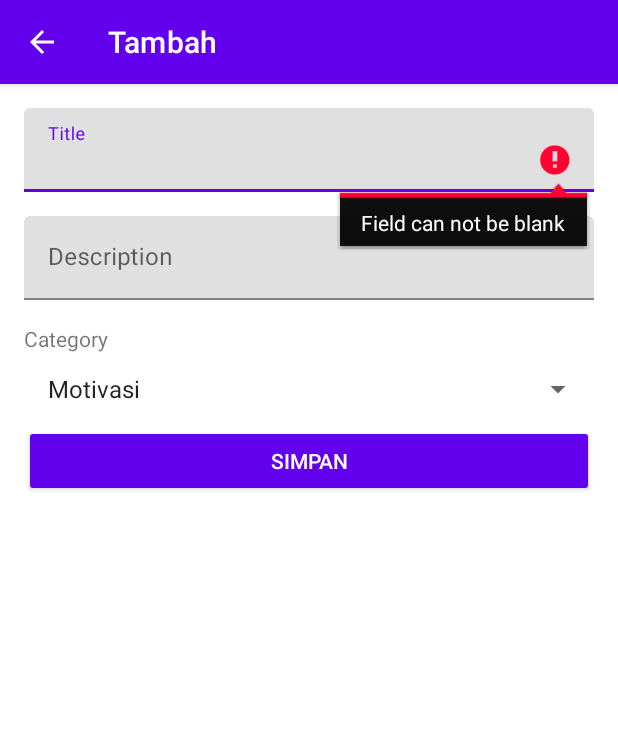
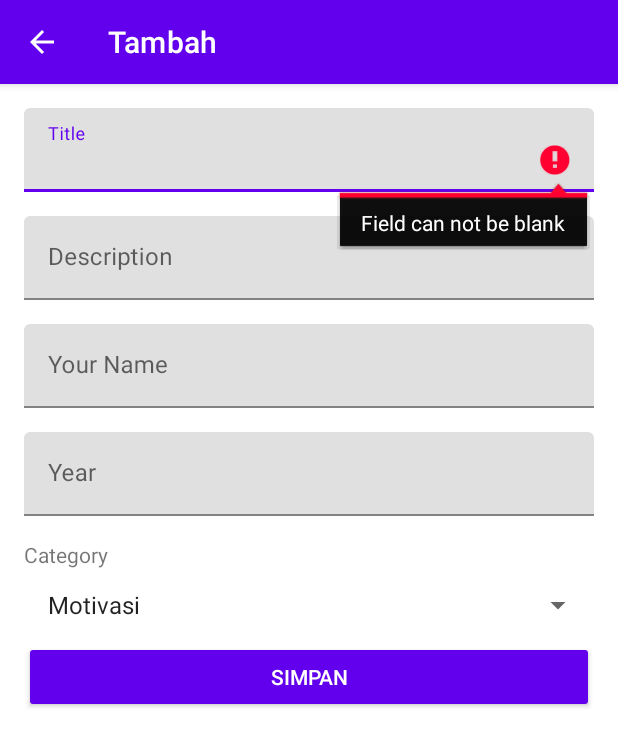
Before and after one commit to ghulam46/-IF06TI2-18102194-GHULAM-AMMAR-YANUAR-, an Android app: the QuoteAddUpdateActivity screen opened directly, with no data from a screen before it, after a tap on "SIMPAN", on a phone screen of 412 x 824 dp. Shown: the top 747 px of the screen. Run offline under Robolectric (Android 15) with nearby library versions, the phone set to English and light mode, and no system bars; 1 statement that could not run was skipped.

Commit message:
add step new column name and year

```diff
--- a/SQLite/app/src/main/java/com/ghulam_18102194/praktikum10/QuoteAddUpdateActivity.kt
+++ b/SQLite/app/src/main/java/com/ghulam_18102194/praktikum10/QuoteAddUpdateActivity.kt
@@ -71,6 +71,8 @@ class QuoteAddUpdateActivity : AppCompatActivity(), View.OnClickListener {
             quote?.let {
                 binding.edtTitle.setText(it.title)
                 binding.edtDescription.setText(it.description)
+                binding.edtName.setText(it.name)
+                binding.edtYear.setText(it.year)
                 binding.edtCategory.setSelection(it.category!!.toInt())
             }!!
         } else {
@@ -86,6 +88,8 @@ class QuoteAddUpdateActivity : AppCompatActivity(), View.OnClickListener {
     override fun onClick(view: View) {
         if (view.id == R.id.btn_submit) {
             val title = binding.edtTitle.text.toString().trim()
+            val name = binding.edtName.text.toString().trim()
+            val year = binding.edtYear.text.toString().trim()
             val description = binding.edtDescription.text.toString().trim()
             if (title.isEmpty()) {
                 binding.edtTitle.error = "Field can not be blank"
@@ -93,12 +97,16 @@ class QuoteAddUpdateActivity : AppCompatActivity(), View.OnClickListener {
             }
             quote?.title = title
             quote?.description = description
+            quote?.name = name
+            quote?.year = year
             quote?.category = category
             val intent = Intent()
             intent.putExtra(EXTRA_QUOTE, quote)
             intent.putExtra(EXTRA_POSITION, position)
             val values = ContentValues()
             values.put(DatabaseContract.QuoteColumns.TITLE, title)
+            values.put(DatabaseContract.QuoteColumns.NAME, name)
+            values.put(DatabaseContract.QuoteColumns.YEAR, year)
             values.put(DatabaseContract.QuoteColumns.DESCRIPTION, description)
             values.put(DatabaseContract.QuoteColumns.CATEGORY, category)
             if (isEdit) {
--- a/SQLite/app/src/main/java/com/ghulam_18102194/praktikum10/adapter/QuoteAdapter.kt
+++ b/SQLite/app/src/main/java/com/ghulam_18102194/praktikum10/adapter/QuoteAdapter.kt
@@ -36,6 +36,8 @@ class QuoteAdapter(private val activity: Activity):
             binding.tvItemCategory.text = categoryList[quote.category!!.toInt()]
             binding.tvItemDate.text = quote.date
             binding.tvItemDescription.text = quote.description
+            binding.tvItemName.text = quote.name
+            binding.tvItemYear.text = quote.year
 
             binding.cvItemQuote.setOnClickListener{
                 val intent = Intent(activity, QuoteAddUpdateActivity::class.java)
--- a/SQLite/app/src/main/java/com/ghulam_18102194/praktikum10/data/Quote.kt
+++ b/SQLite/app/src/main/java/com/ghulam_18102194/praktikum10/data/Quote.kt
@@ -9,5 +9,7 @@ import kotlinx.android.parcel.Parcelize
         var title: String? = null,
         var description: String? = null,
         var category: String? = null,
-        var date: String? = null
+        var date: String? = null,
+        var name: String? = null,
+        var year: String? = null
     ) : Parcelable
--- a/SQLite/app/src/main/java/com/ghulam_18102194/praktikum10/db/DatabaseContract.kt
+++ b/SQLite/app/src/main/java/com/ghulam_18102194/praktikum10/db/DatabaseContract.kt
@@ -11,6 +11,8 @@ import android.provider.BaseColumns
                 const val DESCRIPTION = "description"
                 const val CATEGORY = "category"
                 const val DATE = "date"
+                const val NAME = "name"
+                const val YEAR = "year"
             }
         }
     }
--- a/SQLite/app/src/main/java/com/ghulam_18102194/praktikum10/helper.kt
+++ b/SQLite/app/src/main/java/com/ghulam_18102194/praktikum10/helper.kt
@@ -16,6 +16,7 @@ object helper {
             "Musik",
             "Film"
     )
+
     const val EXTRA_QUOTE = "extra_quote"
     const val EXTRA_POSITION = "extra_position"
     const val REQUEST_ADD = 100
@@ -37,6 +38,10 @@ object helper {
                         getString(getColumnIndexOrThrow(DatabaseContract.QuoteColumns.DESCRIPTION))
                 val category =
                         getString(getColumnIndexOrThrow(DatabaseContract.QuoteColumns.CATEGORY))
+                val name =
+                        getString(getColumnIndexOrThrow(DatabaseContract.QuoteColumns.NAME))
+                val year =
+                        getString(getColumnIndexOrThrow(DatabaseContract.QuoteColumns.YEAR))
                 val date =
                         getString(getColumnIndexOrThrow(DatabaseContract.QuoteColumns.DATE))
                 quotesList.add(Quote(id, title, description,category, date))
--- a/SQLite/app/src/main/res/layout/activity_quote_add_update.xml
+++ b/SQLite/app/src/main/res/layout/activity_quote_add_update.xml
@@ -30,6 +30,30 @@
             android:inputType="textCapSentences"
             android:maxLines="1" />
     </com.google.android.material.textfield.TextInputLayout>
+    <com.google.android.material.textfield.TextInputLayout
+        android:layout_width="match_parent"
+        android:layout_height="wrap_content"
+        android:layout_marginBottom="16dp">
+        <EditText
+            android:id="@+id/edt_name"
+            android:layout_width="match_parent"
+            android:layout_height="wrap_content"
+            android:hint="@string/name"
+            android:inputType="textCapSentences"
+            android:maxLines="1" />
+    </com.google.android.material.textfield.TextInputLayout>
+    <com.google.android.material.textfield.TextInputLayout
+        android:layout_width="match_parent"
+        android:layout_height="wrap_content"
+        android:layout_marginBottom="16dp">
+        <EditText
+            android:id="@+id/edt_year"
+            android:layout_width="match_parent"
+            android:layout_height="wrap_content"
+            android:hint="@string/year"
+            android:inputType="textCapSentences"
+            android:maxLines="1" />
+    </com.google.android.material.textfield.TextInputLayout>
     <TextView
         android:id="@+id/tv_cateogry"
         android:layout_width="match_parent"
--- a/SQLite/app/src/main/res/values/strings.xml
+++ b/SQLite/app/src/main/res/values/strings.xml
@@ -6,4 +6,6 @@
     <string name="date">Date</string>
     <string name="delete">Detele</string>
     <string name="submit">Submit</string>
+    <string name="name">Your Name</string>
+    <string name="year">Year</string>
 </resources>
```
Also changed, not shown: SQLite/app/src/main/java/com/ghulam_18102194/praktikum10/db/DatabaseHelper.kt (+8 -6 lines), SQLite/app/src/main/res/layout/item_quote.xml (+20 -0 lines).
